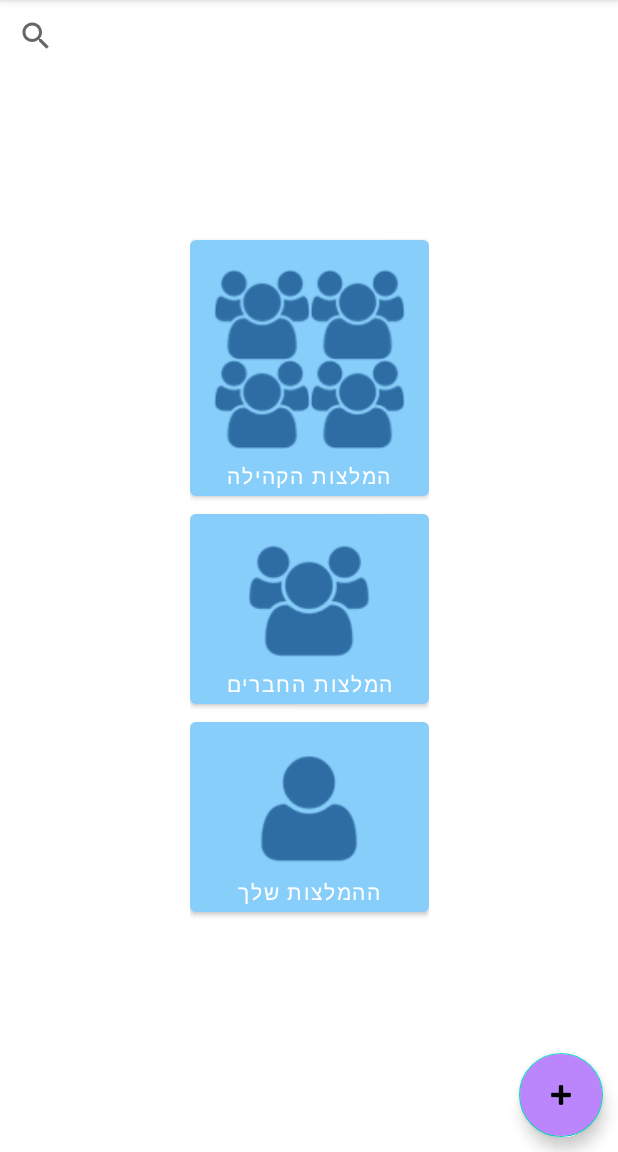
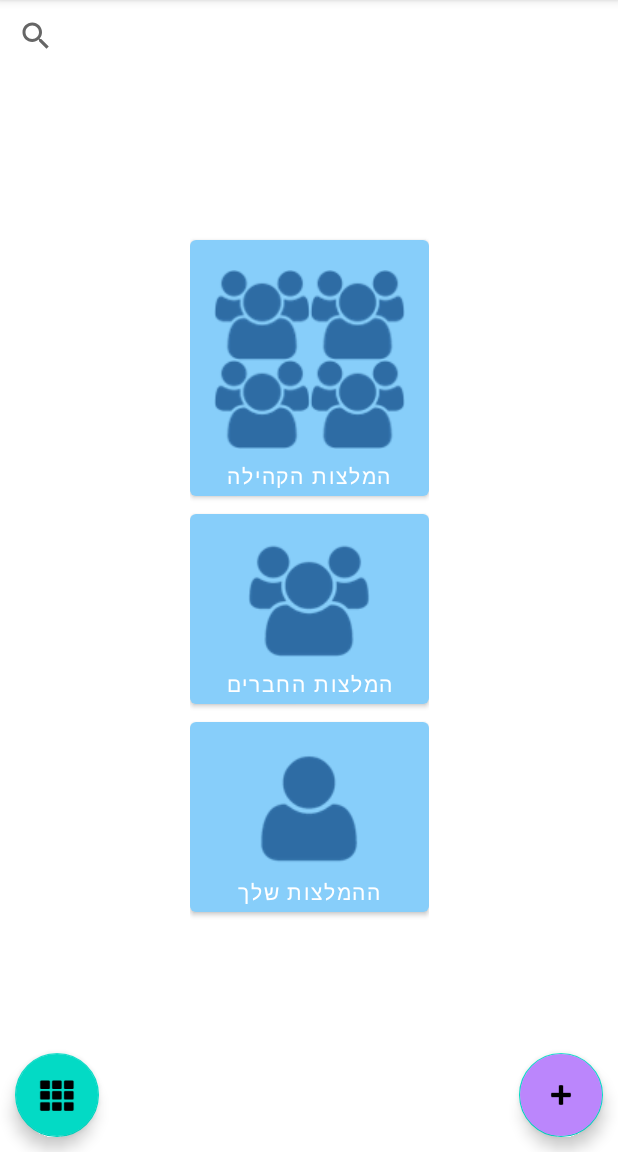
Before and after one commit to theshaked/PalSuggest, an Android app: the screen it shows after launch (MainActivity), on a phone screen of 412 x 824 dp, the part 84-1236 px from its top. Run offline under Robolectric (Android 15) with nearby library versions, the light colour scheme and no system bars.

Commit message:
new empty activity show product  - with name argument

```diff
--- a/app/src/main/AndroidManifest.xml
+++ b/app/src/main/AndroidManifest.xml
@@ -9,7 +9,8 @@
         android:roundIcon="@mipmap/ic_launcher_round"
         android:supportsRtl="true"
         android:theme="@style/Theme.PalSuggest">
-        <activity android:name=".activity_add_product"></activity>
+        <activity android:name=".ShowProductActivity"></activity>
+        <activity android:name=".activity_add_product" />
         <activity android:name=".MainActivity">
             <intent-filter>
                 <action android:name="android.intent.action.MAIN" />
--- a/app/src/main/java/com/example/palsuggest/MainActivity.java
+++ b/app/src/main/java/com/example/palsuggest/MainActivity.java
@@ -18,6 +18,7 @@ public class MainActivity extends AppCompatActivity {
         setContentView(R.layout.activity_main);
 
         setupFloatingActBtnAddProd();
+        setupFloatingActBtnShowItem(); //TODO: DEL THIS btn
     }
 
     public void setupFloatingActBtnAddProd()
@@ -32,8 +33,29 @@ public class MainActivity extends AppCompatActivity {
         });
     }
 
+    public void setupFloatingActBtnShowItem()
+    {
+        FloatingActionButton floatingActBtnAddProd = findViewById(R.id.showItemFloatingActionButton);
+        floatingActBtnAddProd.setOnClickListener(new View.OnClickListener() {
+            @Override
+            public void onClick(View v) {
+                Toast.makeText(getApplicationContext(), "Open item was Clicked", Toast.LENGTH_LONG).show(); //TODO: del this toast
+                openActivity(ShowProductActivity.class,"Item");
+            }
+        });
+    }
+
     private void openActivity(Class activityClass)
     {
         startActivity(new Intent(this,activityClass));
     }
+
+    private void openActivity(Class activityClass,String ItemNameOrId)
+    {
+        Intent mIntent = new Intent(this,activityClass);
+        Bundle mBundle = new Bundle();
+        mBundle.putString("keyOrName", ItemNameOrId);
+        mIntent.putExtras(mBundle);
+        startActivity(mIntent);
+    }
 }
--- a/app/src/main/res/layout/activity_main.xml
+++ b/app/src/main/res/layout/activity_main.xml
@@ -1,6 +1,5 @@
 <?xml version="1.0" encoding="utf-8"?>
-<androidx.constraintlayout.widget.ConstraintLayout
-    xmlns:android="http://schemas.android.com/apk/res/android"
+<androidx.constraintlayout.widget.ConstraintLayout xmlns:android="http://schemas.android.com/apk/res/android"
     xmlns:app="http://schemas.android.com/apk/res-auto"
     xmlns:tools="http://schemas.android.com/tools"
     android:layout_width="match_parent"
@@ -54,10 +53,20 @@
         android:id="@+id/addProdFloatingActionButton"
         android:layout_width="wrap_content"
         android:layout_height="wrap_content"
+        android:layout_margin="10dp"
+        android:backgroundTint="@color/purple_200"
         android:clickable="true"
-        android:backgroundTint="@color/purple_200"
         app:layout_constraintBottom_toBottomOf="parent"
         app:layout_constraintEnd_toEndOf="parent"
-        app:srcCompat="@android:drawable/ic_input_add"
-        android:layout_margin="10dp"/>
+        app:srcCompat="@android:drawable/ic_input_add" />
+
+    <com.google.android.material.floatingactionbutton.FloatingActionButton
+        android:id="@+id/showItemFloatingActionButton"
+        android:layout_width="wrap_content"
+        android:layout_height="wrap_content"
+        android:clickable="true"
+        android:layout_margin="10dp"
+        app:layout_constraintBottom_toBottomOf="parent"
+        app:layout_constraintStart_toStartOf="parent"
+        app:srcCompat="@android:drawable/ic_dialog_dialer" />
 </androidx.constraintlayout.widget.ConstraintLayout>
```
Also changed, not shown: app/src/main/java/com/example/palsuggest/ShowProductActivity.java (added, +28 -0 lines), app/src/main/res/layout/activity_show_product.xml (added, +9 -0 lines).
